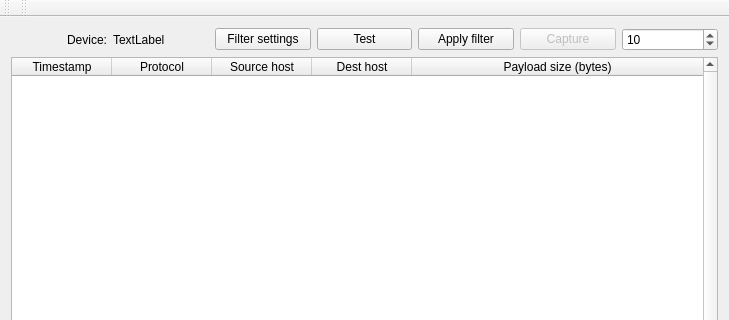
Old version of the form mainwindow.ui in the repository AONunan/FinalYearProject; both pictures show x 0 to 729 and y 0 to 320 of the 729 by 590 pixel window.
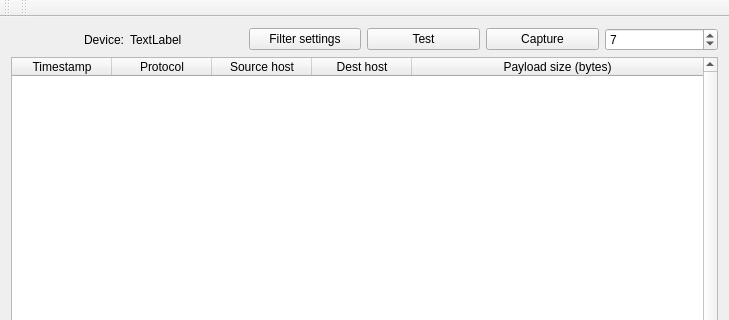
New version of the form.

Commit message: Moved ApplyFilter button to FilterSettingsWindow

```diff
--- a/mainwindow.ui
+++ b/mainwindow.ui
@@ -57,20 +57,10 @@
         </property>
        </widget>
       </item>
-      <item>
-       <widget class="QPushButton" name="button_applyFilter">
-        <property name="toolTip">
-         <string>Apply selected filter</string>
-        </property>
-        <property name="text">
-         <string>Apply filter</string>
-        </property>
-       </widget>
-      </item>
       <item>
        <widget class="QPushButton" name="button_capture_packet">
         <property name="enabled">
-         <bool>false</bool>
+         <bool>true</bool>
         </property>
         <property name="toolTip">
          <string>Begin packet capture</string>
@@ -92,7 +82,7 @@
          <number>10000</number>
         </property>
         <property name="value">
-         <number>10</number>
+         <number>7</number>
         </property>
        </widget>
       </item>
```
The commit also changes 5 other files.
